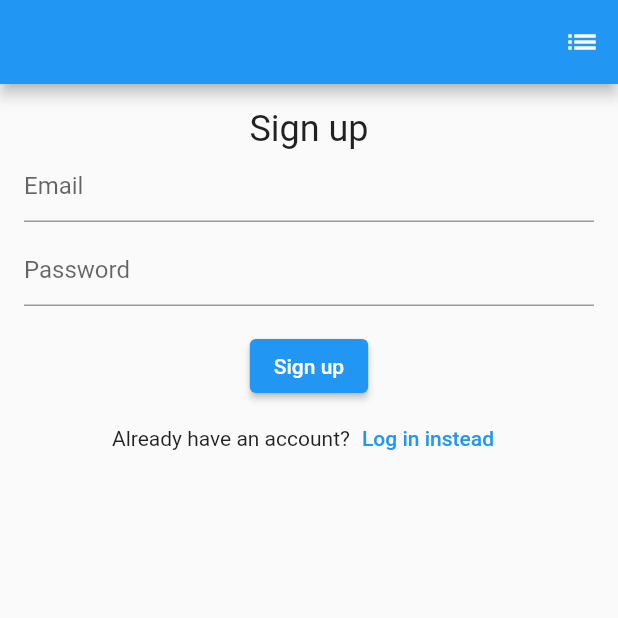
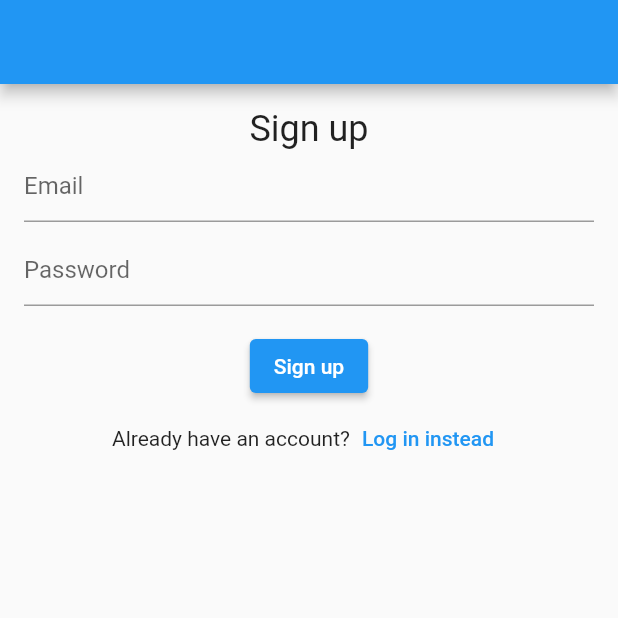
Before and after one commit to jmdibble/appwrite-template, a Flutter app: the screen it shows after launch, after a tap on "Sign up instead", on a phone screen of 412 x 824 dp, the top half of it. Run offline on Flutter 3.47's test engine with Material 2 defaults, Android fonts, the phone set to English and light mode, and no system bars; our stand-ins replace appwrite, get_it, stacked; network calls fail.

Commit message:
Clean up

```diff
--- a/lib/views/login/login_view.dart
+++ b/lib/views/login/login_view.dart
@@ -1,10 +1,8 @@
 import 'package:appwritetest/enums/auth_state.dart';
 import 'package:appwritetest/services/auth/auth_service.dart';
 import 'package:appwritetest/view_models/auth_handler/auth_handler_view_model.dart';
-import 'package:appwritetest/views/register/register_view.dart';
 import 'package:flutter/material.dart';
 import 'package:get_it/get_it.dart';
-import 'package:stacked/stacked.dart';
 
 class LoginView extends StatelessWidget {
   LoginView({Key? key, required this.m}) : super(key: key);
@@ -17,16 +15,7 @@ class LoginView extends StatelessWidget {
   @override
   Widget build(BuildContext context) {
     return Scaffold(
-      appBar: AppBar(
-        actions: [
-          IconButton(
-            onPressed: () async {
-              await authService.getSessions();
-            },
-            icon: Icon(Icons.list),
-          ),
-        ],
-      ),
+      appBar: AppBar(),
       body: SingleChildScrollView(
         child: Padding(
           padding: const EdgeInsets.all(16.0),
--- a/lib/views/register/register_view.dart
+++ b/lib/views/register/register_view.dart
@@ -1,10 +1,8 @@
 import 'package:appwritetest/enums/auth_state.dart';
 import 'package:appwritetest/services/auth/auth_service.dart';
 import 'package:appwritetest/view_models/auth_handler/auth_handler_view_model.dart';
-import 'package:appwritetest/views/login/login_view.dart';
 import 'package:flutter/material.dart';
 import 'package:get_it/get_it.dart';
-import 'package:stacked/stacked.dart';
 
 class RegisterView extends StatelessWidget {
   RegisterView({Key? key, required this.m}) : super(key: key);
@@ -17,16 +15,7 @@ class RegisterView extends StatelessWidget {
   @override
   Widget build(BuildContext context) {
     return Scaffold(
-      appBar: AppBar(
-        actions: [
-          IconButton(
-            onPressed: () async {
-              await authService.getSessions();
-            },
-            icon: Icon(Icons.list),
-          ),
-        ],
-      ),
+      appBar: AppBar(),
       body: SingleChildScrollView(
         child: Padding(
           padding: const EdgeInsets.all(16.0),
```
